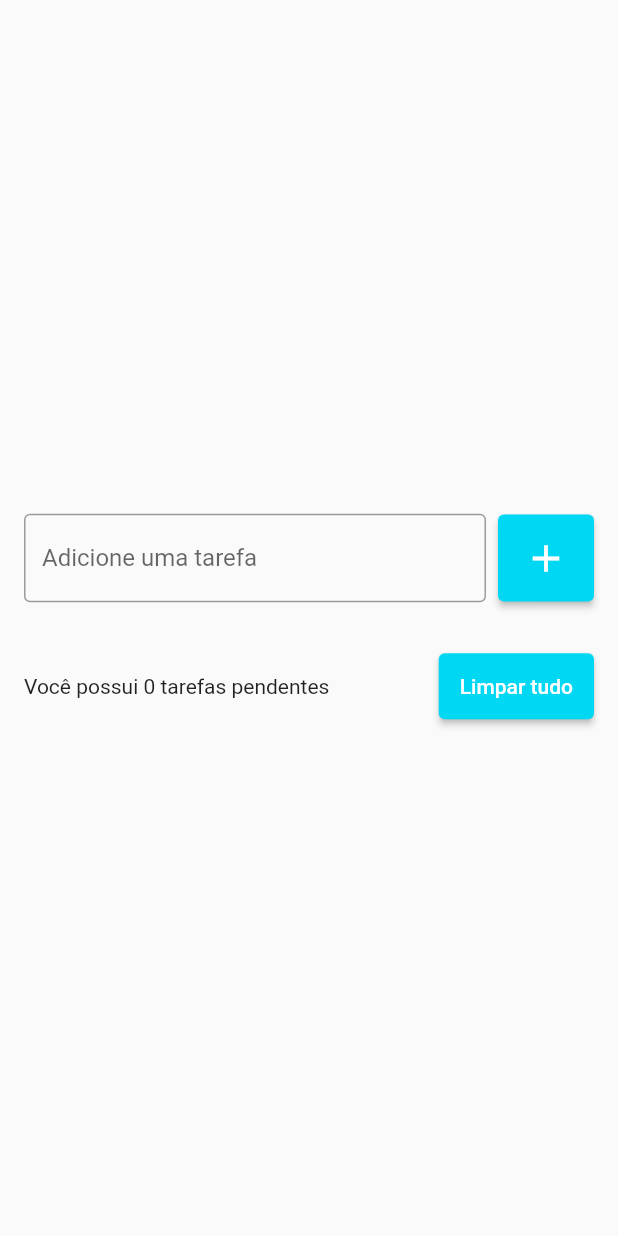
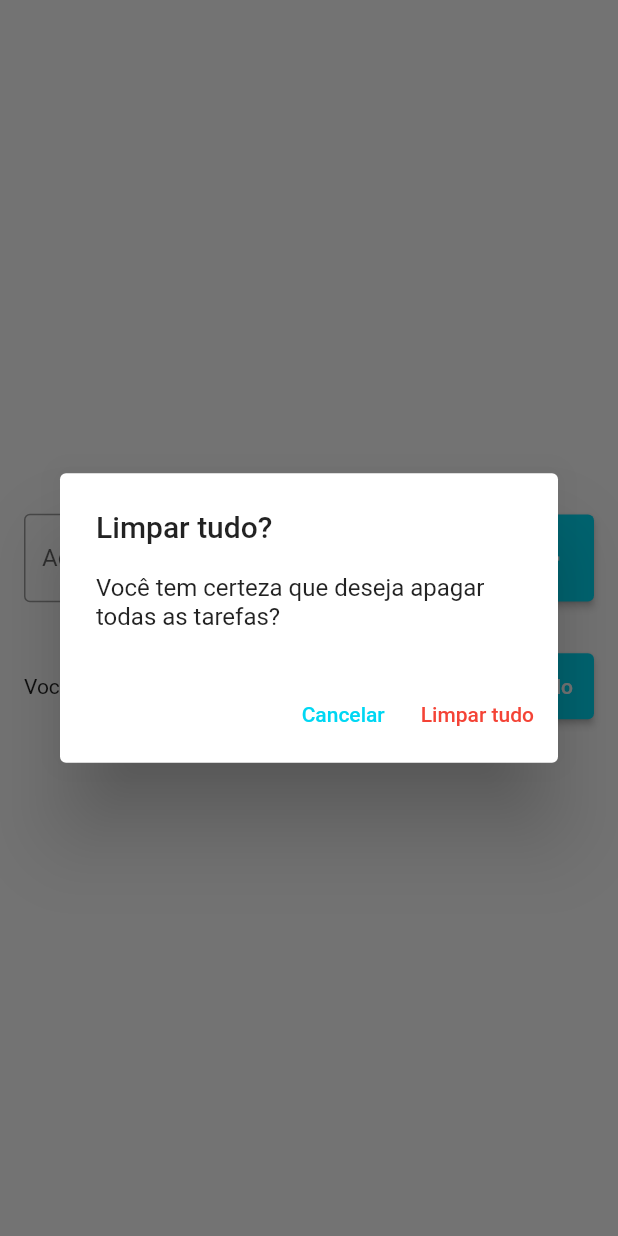
Before and after one commit to Tche-Marco/todo_list, a Flutter app: the screen it shows after launch, after a tap on "Limpar tudo", on a phone screen of 412 x 824 dp. Run offline on Flutter 3.47's test engine with Material 2 defaults, Android fonts, the phone set to English and light mode, and no system bars; our stand-ins replace flutter_slidable.

Commit message:
Desfazendo deleção de uma tarefa + deletando todas tarefas - aulas 102 e 103

```diff
--- a/lib/pages/todo_list_page.dart
+++ b/lib/pages/todo_list_page.dart
@@ -14,6 +14,9 @@ class _TodoListPageState extends State<TodoListPage> {
   final TextEditingController todoController = TextEditingController();
 
   List<Todo> todos = [];
+
+  Todo? deletedTodo;
+  int? deletedTodoPosition;
 
   @override
   Widget build(BuildContext context) {
@@ -84,11 +87,7 @@ class _TodoListPageState extends State<TodoListPage> {
                     )),
                     SizedBox(width: 8),
                     ElevatedButton(
-                      onPressed: () {
-                        setState(() {
-                          todos.clear();
-                        });
-                      },
+                      onPressed: showDeletedTodosConfirmationDialog,
                       style: ElevatedButton.styleFrom(
                         backgroundColor: Color(0xff00d7f3),
                         padding: EdgeInsets.all(14),
@@ -106,8 +105,71 @@ class _TodoListPageState extends State<TodoListPage> {
   }
 
   void onDelete(Todo todo) {
+    deletedTodo = todo;
+    deletedTodoPosition = todos.indexOf(todo);
+
     setState(() {
       todos.remove(todo);
     });
+
+    ScaffoldMessenger.of(context).clearSnackBars();
+    ScaffoldMessenger.of(context).showSnackBar(
+      SnackBar(
+        content: Text(
+          'Tarefa ${todo.title} foi removida com sucesso!',
+          style: TextStyle(
+            color: Color(0xff060708),
+          ),
+        ),
+        backgroundColor: Colors.white,
+        action: SnackBarAction(
+          label: 'Desfazer',
+          textColor: const Color(0xff00d7f3),
+          onPressed: () {
+            setState(() {
+              todos.insert(deletedTodoPosition!, deletedTodo!);
+            });
+          },
+        ),
+        duration: const Duration(seconds: 5),
+      ),
+    );
+  }
+
+  void showDeletedTodosConfirmationDialog() {
+    showDialog(
+      context: context,
+      builder: (context) => AlertDialog(
+        title: Text('Limpar tudo?'),
+        content: Text('Você tem certeza que deseja apagar todas as tarefas?'),
+        actions: [
+          TextButton(
+            onPressed: () {
+              Navigator.of(context).pop();
+            },
+            style: TextButton.styleFrom(
+              foregroundColor: Color(0xff00d7f3),
+            ),
+            child: Text('Cancelar'),
+          ),
+          TextButton(
+            onPressed: () {
+              Navigator.of(context).pop();
+              deleteAllTodos();
+            },
+            style: TextButton.styleFrom(
+              foregroundColor: Colors.red,
+            ),
+            child: Text('Limpar tudo'),
+          ),
+        ],
+      ),
+    );
+  }
+
+  void deleteAllTodos() {
+    setState(() {
+      todos.clear();
+    });
   }
 }
```
